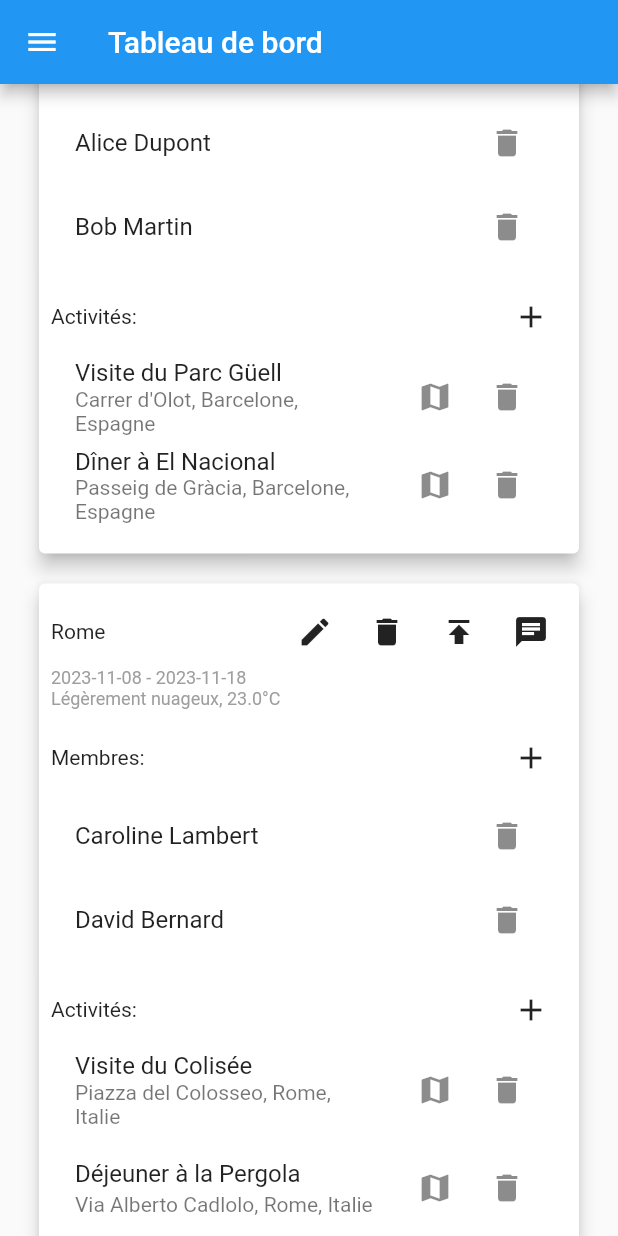
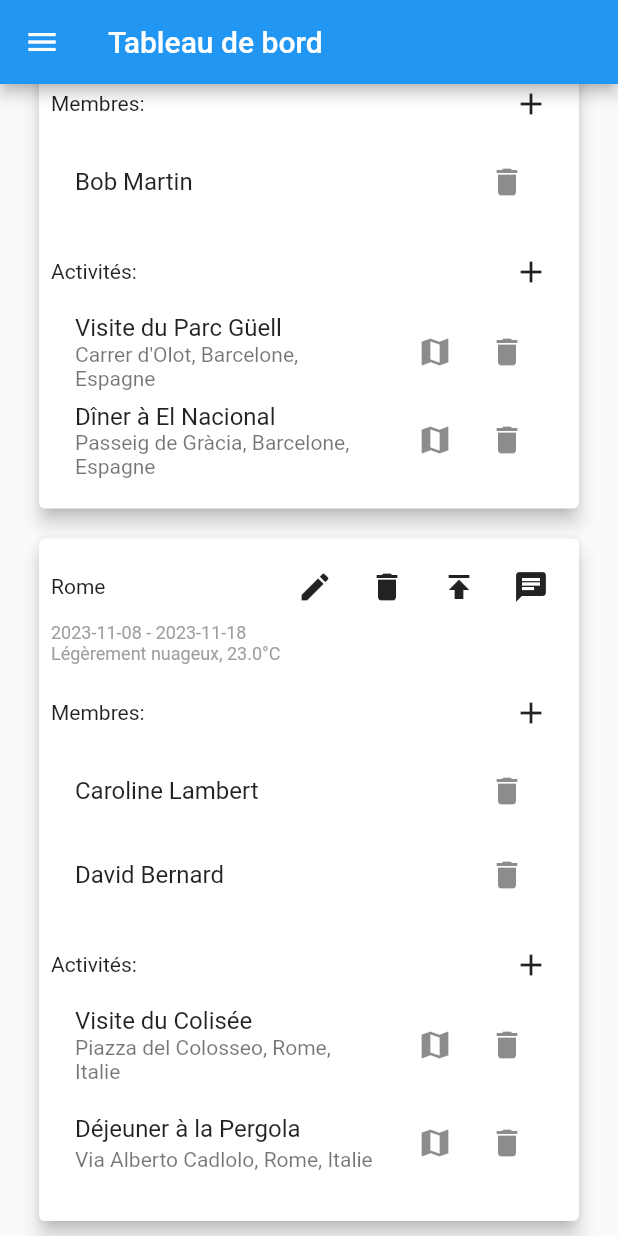
Before and after one commit to ThibautRoderkerken/plan_my_escape, a Flutter app: the DashboardMainScreen screen opened directly, scrolled down 576 dp, after a tap on the "delete" icon, on a phone screen of 412 x 824 dp. Run offline on Flutter 3.47's test engine with Material 2 defaults, Android fonts, the phone set to English and light mode, and no system bars.

Commit message:
M3 : On peut maintenant supprimer un membre depuis la tableau de bord (cela supprime le bon membre, pas uniquement le premier)

```diff
--- a/lib/screens/dashboard/dashboard_screen.dart
+++ b/lib/screens/dashboard/dashboard_screen.dart
@@ -12,15 +12,15 @@ class DashboardMainScreen extends StatelessWidget {
       appBar: AppBar(
         title: const Text('Tableau de bord'),
       ),
-      body: SingleChildScrollView(
+      body: const SingleChildScrollView(
         child: Padding(
-          padding: const EdgeInsets.symmetric(horizontal: 16.0),
+          padding: EdgeInsets.symmetric(horizontal: 16.0),
           child: Column(
             crossAxisAlignment: CrossAxisAlignment.center,
             mainAxisAlignment: MainAxisAlignment.center,
             children: [
-              const AddVacationScreen(),
-              const SizedBox(height: 16),
+              AddVacationScreen(),
+              SizedBox(height: 16),
               DisplayVacationsScreen(), // Removed Expanded
             ],
           ),
--- a/lib/screens/dashboard/display_vacations_screen.dart
+++ b/lib/screens/dashboard/display_vacations_screen.dart
@@ -91,13 +91,13 @@ class DisplayVacationsScreen extends StatelessWidget {
 
                         ],
                       ),
-                      for (var member in vacation.members)
+                      for (var memberIndex = 0; memberIndex < vacation.members.length; memberIndex++)
                         ListTile(
-                          title: Text(member.name),
+                          title: Text(vacation.members[memberIndex].name),
                           trailing: IconButton(
                             icon: const Icon(Icons.delete),
                             onPressed: () {
-                              // Logique pour supprimer le membre
+                              dashboardViewModel.removeMember(index, memberIndex);
                             },
                           ),
                         ),
```
Also changed, not shown: 2 other files.
